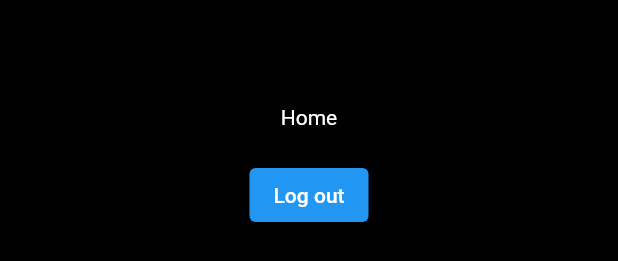
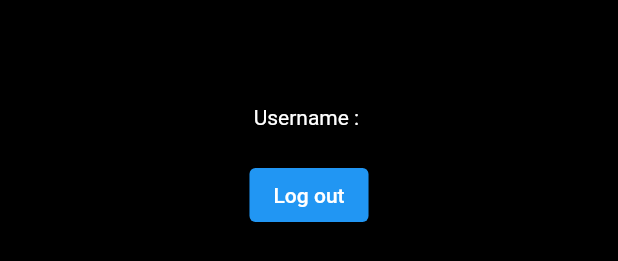
Before and after one commit to Prem245/instagram-flutter-clone, a Flutter app: the ResponsiveLayout widget shown alone on an empty page, opened directly, on a phone screen of 412 x 824 dp. Shown: the part 492-753 px from the top of the screen. Run offline on Flutter 3.47's test engine with Material 2 defaults, Android fonts, the phone set to English and light mode, and no system bars; our stand-ins replace cloud_firestore, firebase_auth, firebase_core, firebase_storage, flutter_svg, image_picker; accounts and stored records are empty; network calls fail.

```diff
--- a/lib/models/user_model.dart
+++ b/lib/models/user_model.dart
@@ -1,11 +1,11 @@
 class User {
-  String username;
-  String email;
-  String uid;
-  String profilePic;
-  List<String> followers;
-  List<String> following;
-  String bio;
+  String? username;
+  String? email;
+  String? uid;
+  String? profilePic;
+  List<dynamic> followers;
+  List<dynamic> following;
+  String? bio;
 
   User(
       {required this.username,
@@ -15,6 +15,15 @@ class User {
       required this.profilePic,
       required this.followers,
       required this.following});
+
+  User.fromJson(Map<String, dynamic> json)
+      : username = json['username'] as String,
+        email = json['email'] as String,
+        bio = json['bio'] as String,
+        uid = json['uid'] as String,
+        profilePic = json['profilePic'] as String,
+        followers = json['followers'] as List<dynamic>,
+        following = json['following'] as List<dynamic>;
 
   Map<String, dynamic> toJson() => <String, dynamic>{
         'username': username,
--- /dev/null
+++ b/lib/provider/user_provider.dart
@@ -0,0 +1,18 @@
+import 'package:flutter/material.dart';
+import 'package:instagram_flutter_clone/models/user_model.dart';
+import 'package:instagram_flutter_clone/resources/auth_methods.dart';
+
+class UserProvider with ChangeNotifier {
+  User? _user;
+  final AuthMethods _authMethods = AuthMethods();
+
+  User? get getUser => _user;
+
+  Future<void> refreshUser() async {
+    User user = await _authMethods.getUserDetails();
+
+    // Assign User Value
+    _user = user;
+    notifyListeners();
+  }
+}
--- a/lib/resources/auth_methods.dart
+++ b/lib/resources/auth_methods.dart
@@ -7,6 +7,17 @@ import 'package:instagram_flutter_clone/resources/storage_methods.dart';
 class AuthMethods {
   final FirebaseAuth _auth = FirebaseAuth.instance;
   final FirebaseFirestore _firestore = FirebaseFirestore.instance;
+  final String uid = FirebaseAuth.instance.currentUser!.uid;
+
+  Future<user_model.User> getUserDetails() async {
+    DocumentSnapshot snapshot =
+        await _firestore.collection('users').doc(uid).get();
+
+    user_model.User currentUser =
+        user_model.User.fromJson(snapshot.data as Map<String, dynamic>);
+
+    return currentUser;
+  }
 
   // Sign Up User
   Future<String> signUpUser(
@@ -14,7 +25,6 @@ class AuthMethods {
       required String password,
       required String username,
       required String bio,
-      required void Function()? navigation,
       required Uint8List imageFile}) async {
     String res = "Initialising";
     try {
@@ -49,11 +59,7 @@ class AuthMethods {
         );
 
         // Update Username
-        _firestore
-            .collection('users')
-            .doc(uid)
-            .set(user.toJson())
-            .then((value) => navigation!());
+        _firestore.collection('users').doc(uid).set(user.toJson());
 
         res = "User Added Successfully";
       }
@@ -73,16 +79,13 @@ class AuthMethods {
 
   // Login User
   Future<String> loginUser(
-      {required String email,
-      required String password,
-      required void Function()? navigation}) async {
+      {required String email, required String password}) async {
     String res = "Initialising Login";
 
     try {
       if (email.isNotEmpty || password.isNotEmpty) {
-        await _auth
-            .signInWithEmailAndPassword(email: email, password: password)
-            .then((value) => navigation!());
+        await _auth.signInWithEmailAndPassword(
+            email: email, password: password);
 
         res = "Success";
       }
@@ -103,11 +106,7 @@ class AuthMethods {
   }
 
   // Logout User
-  Future<String> logOutUser() async {
-    String res = "Logged Out";
-
+  Future<void> logOutUser() async {
     await _auth.signOut();
-
-    return res;
   }
 }
--- a/lib/responsive/mobile_screen_layout.dart
+++ b/lib/responsive/mobile_screen_layout.dart
@@ -1,6 +1,9 @@
-import 'package:firebase_auth/firebase_auth.dart';
 import 'package:flutter/material.dart';
+import 'package:instagram_flutter_clone/models/user_model.dart' as user_model;
 import 'package:instagram_flutter_clone/utils/colors.dart';
+import 'package:provider/provider.dart';
+import '../provider/user_provider.dart';
+import '../resources/auth_methods.dart';
 
 class MobileScreenLayout extends StatefulWidget {
   const MobileScreenLayout({Key? key}) : super(key: key);
@@ -11,11 +14,13 @@ class MobileScreenLayout extends StatefulWidget {
 
 class _MobileScreenLayoutState extends State<MobileScreenLayout> {
   void logOutUser() async {
-    await FirebaseAuth.instance.signOut();
+    await AuthMethods().logOutUser();
   }
 
   @override
   Widget build(BuildContext context) {
+    user_model.User? user = Provider.of<UserProvider>(context).getUser;
+
     return Scaffold(
       backgroundColor: mobileBgColor,
       appBar: AppBar(
@@ -25,7 +30,7 @@ class _MobileScreenLayoutState extends State<MobileScreenLayout> {
         child: Column(
           mainAxisAlignment: MainAxisAlignment.center,
           children: [
-            const Text("Home"),
+            Text("Username : ${user!.username}"),
             const SizedBox(height: 20),
             ElevatedButton(
               onPressed: logOutUser,
--- a/lib/responsive/responsive_layout.dart
+++ b/lib/responsive/responsive_layout.dart
@@ -1,12 +1,32 @@
 import 'package:flutter/material.dart';
 import 'package:instagram_flutter_clone/utils/dimensions.dart';
+import 'package:provider/provider.dart';
 
-class ResponsiveLayout extends StatelessWidget {
+import '../provider/user_provider.dart';
+
+class ResponsiveLayout extends StatefulWidget {
   final Widget mobileLayout;
   final Widget webLayout;
   const ResponsiveLayout(
       {Key? key, required this.mobileLayout, required this.webLayout})
       : super(key: key);
+
+  @override
+  State<ResponsiveLayout> createState() => _ResponsiveLayoutState();
+}
+
+class _ResponsiveLayoutState extends State<ResponsiveLayout> {
+  @override
+  void initState() {
+    super.initState();
+    addData();
+  }
+
+  addData() async {
+    UserProvider _userProvider =
+        Provider.of<UserProvider>(context, listen: false);
+    await _userProvider.refreshUser();
+  }
 
   @override
   Widget build(BuildContext context) {
@@ -15,9 +35,9 @@ class ResponsiveLayout extends StatelessWidget {
         // If screen width exceeds the maximum width of
         // 600 then it renders web layout, else mobileLayout.
         if (constraints.maxWidth > webScreenWidth) {
-          return webLayout;
+          return widget.webLayout;
         } else {
-          return mobileLayout;
+          return widget.mobileLayout;
         }
       },
     );
--- a/lib/utils/colors.dart
+++ b/lib/utils/colors.dart
@@ -5,5 +5,6 @@ const webBgColor = Color.fromRGBO(18, 18, 18, 1);
 const mobileSearchColor = Color.fromRGBO(38, 38, 38, 1);
 const blueColor = Color.fromRGBO(0, 149, 246, 1);
 const primaryColor = Colors.white;
+const primaryColor70 = Colors.white70;
 const secondaryColor = Colors.grey;
 const blackColor = Colors.black;
--- a/pubspec.yaml
+++ b/pubspec.yaml
@@ -36,6 +36,7 @@ dependencies:
     sdk: flutter
   flutter_svg: ^1.0.3
   image_picker: ^0.8.4+11
+  provider: ^6.0.2
 
 dev_dependencies:
   flutter_lints: ^1.0.0
```
Also changed, not shown: lib/app.dart (+10 -1 lines), lib/screens/login/login_screen.dart (+14 -3 lines), lib/screens/sign_up/sign_up_screen.dart (+17 -17 lines), pubspec.lock.
